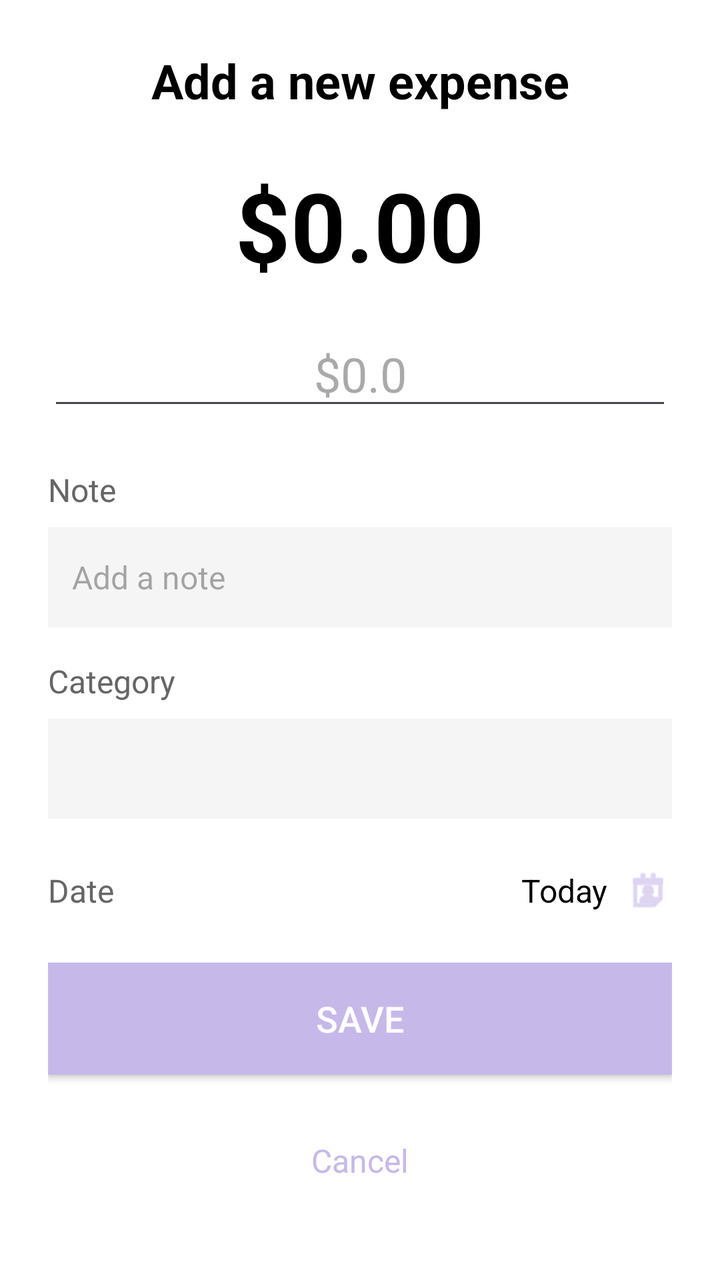
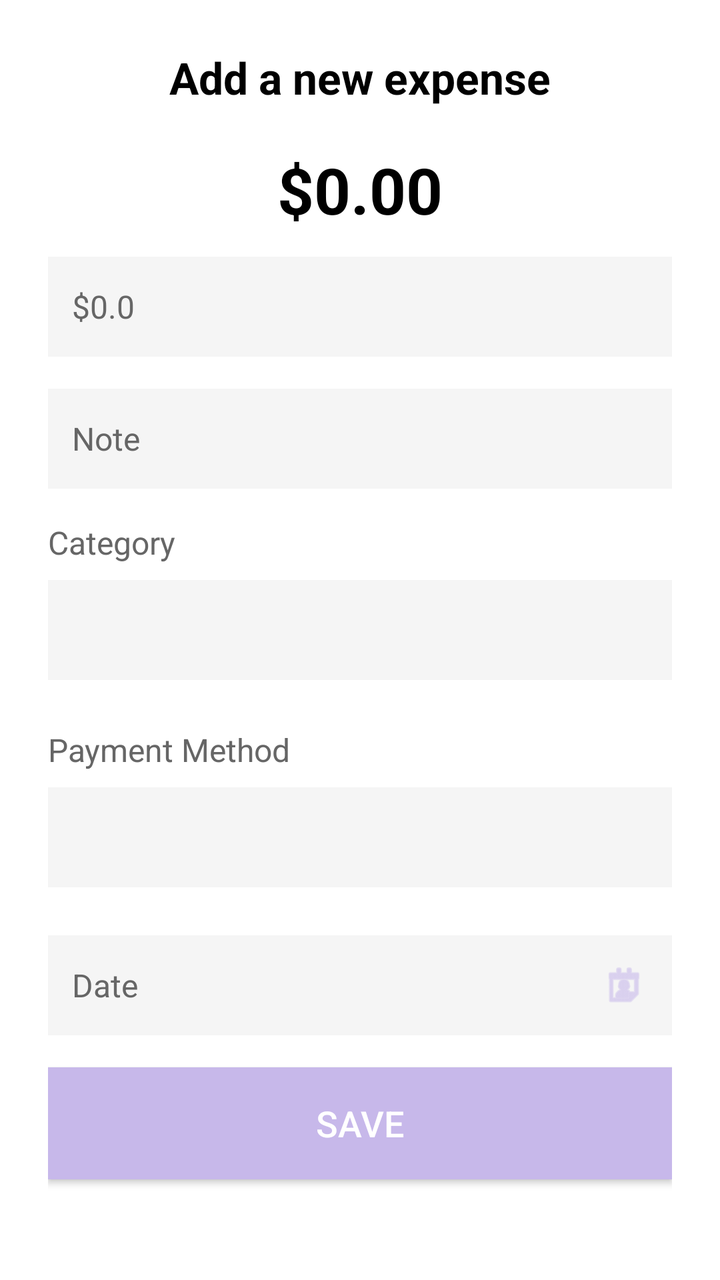

Screens rendered from an Android XML layout before and after an edit, with the pre-edit source and the edit as a unified diff.
<!-- AndroidManifest.xml: application theme Theme.PiggyBank -->
<!-- res/layout/dialog_add_expense.xml -->
<?xml version="1.0" encoding="utf-8"?>
<LinearLayout xmlns:android="http://schemas.android.com/apk/res/android"
    android:layout_width="match_parent"
    android:layout_height="wrap_content"
    android:orientation="vertical"
    android:background="#FFFFFF"
    android:padding="24dp">

    
    <TextView
        android:layout_width="match_parent"
        android:layout_height="wrap_content"
        android:text="Add a new expense"
        android:textSize="24sp"
        android:textStyle="bold"
        android:textColor="#000000"
        android:gravity="center"
        android:layout_marginBottom="24dp"/>

    
    <TextView
        android:id="@+id/tvAmountPreview"
        android:layout_width="match_parent"
        android:layout_height="wrap_content"
        android:text="$0.00"
        android:textSize="48sp"
        android:textStyle="bold"
        android:textColor="#000000"
        android:gravity="center"
        android:layout_marginBottom="16dp"/>

    
    <EditText
        android:id="@+id/etAmount"
        android:layout_width="match_parent"
        android:layout_height="wrap_content"
        android:hint="$0.0"
        android:inputType="numberDecimal"
        android:textSize="24sp"
        android:textColor="#000000"
        android:gravity="center"
        android:layout_marginBottom="24dp"/>

    
    <TextView
        android:layout_width="wrap_content"
        android:layout_height="wrap_content"
        android:text="Note"
        android:textSize="16sp"
        android:textColor="#666666"
        android:layout_marginBottom="8dp"/>

    <EditText
        android:id="@+id/etNote"
        android:layout_width="match_parent"
        android:layout_height="50dp"
        android:hint="Add a note"
        android:textSize="16sp"
        android:textColor="#000000"
        android:background="#F5F5F5"
        android:padding="12dp"
        android:layout_marginBottom="16dp"/>

    
    <TextView
        android:layout_width="wrap_content"
        android:layout_height="wrap_content"
        android:text="Category"
        android:textSize="16sp"
        android:textColor="#666666"
        android:layout_marginBottom="8dp"/>

    <Spinner
        android:id="@+id/spinnerCategory"
        android:layout_width="match_parent"
        android:layout_height="50dp"
        android:background="#F5F5F5"
        android:padding="12dp"
        android:layout_marginBottom="24dp"/>

    
    <LinearLayout
        android:layout_width="match_parent"
        android:layout_height="wrap_content"
        android:orientation="horizontal"
        android:gravity="center_vertical"
        android:layout_marginBottom="24dp">

        <TextView
            android:layout_width="0dp"
            android:layout_height="wrap_content"
            android:layout_weight="1"
            android:text="Date"
            android:textSize="16sp"
            android:textColor="#666666"/>

        <TextView
            android:id="@+id/tvDate"
            android:layout_width="wrap_content"
            android:layout_height="wrap_content"
            android:text="Today"
            android:textSize="16sp"
            android:textColor="#000000"
            android:layout_marginEnd="8dp"/>

        <ImageView
            android:id="@+id/btnDatePicker"
            android:layout_width="24dp"
            android:layout_height="24dp"
            android:src="@android:drawable/ic_menu_my_calendar"
            android:tint="#C7B8EA"/>

    </LinearLayout>

    
    <Button
        android:id="@+id/btnSave"
        android:layout_width="match_parent"
        android:layout_height="56dp"
        android:text="Save"
        android:textSize="18sp"
        android:textColor="#FFFFFF"
        android:background="#C7B8EA"
        android:layout_marginBottom="16dp"/>

    
    <TextView
        android:id="@+id/btnCancel"
        android:layout_width="match_parent"
        android:layout_height="wrap_content"
        android:text="Cancel"
        android:textSize="16sp"
        android:textColor="#C7B8EA"
        android:gravity="center"
        android:padding="16dp"/>

</LinearLayout>
<!-- resources referenced by this layout -->
<resources>
  <style name="Theme.PiggyBank" parent="Base.Theme.PiggyBank" />
  <style name="Base.Theme.PiggyBank" parent="Theme.Material3.DayNight.NoActionBar">
          
          
      </style>
</resources>

<!-- the commit's change to res/layout/dialog_add_expense.xml (unified diff, before → after) -->
@@ -1,4 +1,3 @@
-<?xml version="1.0" encoding="utf-8"?>
 <LinearLayout xmlns:android="http://schemas.android.com/apk/res/android"
     android:layout_width="match_parent"
     android:layout_height="wrap_content"
@@ -11,11 +10,11 @@
         android:layout_width="match_parent"
         android:layout_height="wrap_content"
         android:text="Add a new expense"
-        android:textSize="24sp"
+        android:textSize="22sp"
         android:textStyle="bold"
         android:textColor="#000000"
         android:gravity="center"
-        android:layout_marginBottom="24dp"/>
+        android:layout_marginBottom="20dp"/>
 
     
     <TextView
@@ -23,40 +22,36 @@
         android:layout_width="match_parent"
         android:layout_height="wrap_content"
         android:text="$0.00"
-        android:textSize="48sp"
+        android:textSize="32sp"
         android:textStyle="bold"
         android:textColor="#000000"
         android:gravity="center"
-        android:layout_marginBottom="16dp"/>
+        android:layout_marginBottom="12dp"/>
 
     
     <EditText
         android:id="@+id/etAmount"
         android:layout_width="match_parent"
-        android:layout_height="wrap_content"
+        android:layout_height="50dp"
         android:hint="$0.0"
         android:inputType="numberDecimal"
-        android:textSize="24sp"
+        android:textSize="16sp"
         android:textColor="#000000"
-        android:gravity="center"
-        android:layout_marginBottom="24dp"/>
+        android:textColorHint="#666666"
+        android:background="#F5F5F5"
+        android:padding="12dp"
+        android:layout_marginBottom="16dp"/>
+
 
     
-    <TextView
-        android:layout_width="wrap_content"
-        android:layout_height="wrap_content"
-        android:text="Note"
-        android:textSize="16sp"
-        android:textColor="#666666"
-        android:layout_marginBottom="8dp"/>
-
     <EditText
         android:id="@+id/etNote"
         android:layout_width="match_parent"
         android:layout_height="50dp"
-        android:hint="Add a note"
+        android:hint="Note"
         android:textSize="16sp"
         android:textColor="#000000"
+        android:textColorHint="#666666"
         android:background="#F5F5F5"
         android:padding="12dp"
         android:layout_marginBottom="16dp"/>
@@ -79,14 +74,34 @@
         android:layout_marginBottom="24dp"/>
 
     
+    <TextView
+        android:layout_width="wrap_content"
+        android:layout_height="wrap_content"
+        android:text="Payment Method"
+        android:textSize="16sp"
+        android:textColor="#666666"
+        android:layout_marginBottom="8dp"/>
+
+    <Spinner
+        android:id="@+id/spinnerPayment"
+        android:layout_width="match_parent"
+        android:layout_height="50dp"
+        android:background="#F5F5F5"
+        android:padding="12dp"
+        android:layout_marginBottom="24dp"/>
+
+    
     <LinearLayout
         android:layout_width="match_parent"
-        android:layout_height="wrap_content"
+        android:layout_height="50dp"
         android:orientation="horizontal"
+        android:background="#F5F5F5"
+        android:padding="12dp"
         android:gravity="center_vertical"
-        android:layout_marginBottom="24dp">
+        android:layout_marginBottom="16dp">
 
         <TextView
+            android:id="@+id/tvDate"
             android:layout_width="0dp"
             android:layout_height="wrap_content"
             android:layout_weight="1"
@@ -94,22 +109,12 @@
             android:textSize="16sp"
             android:textColor="#666666"/>
 
-        <TextView
-            android:id="@+id/tvDate"
-            android:layout_width="wrap_content"
-            android:layout_height="wrap_content"
-            android:text="Today"
-            android:textSize="16sp"
-            android:textColor="#000000"
-            android:layout_marginEnd="8dp"/>
-
         <ImageView
             android:id="@+id/btnDatePicker"
             android:layout_width="24dp"
             android:layout_height="24dp"
             android:src="@android:drawable/ic_menu_my_calendar"
             android:tint="#C7B8EA"/>
-
     </LinearLayout>
 
     
@@ -121,7 +126,7 @@
         android:textSize="18sp"
         android:textColor="#FFFFFF"
         android:background="#C7B8EA"
-        android:layout_marginBottom="16dp"/>
+        android:layout_marginBottom="12dp"/>
 
     
     <TextView
@@ -132,6 +137,6 @@
         android:textSize="16sp"
         android:textColor="#C7B8EA"
         android:gravity="center"
-        android:padding="16dp"/>
+        android:padding="12dp"/>
 
 </LinearLayout>
